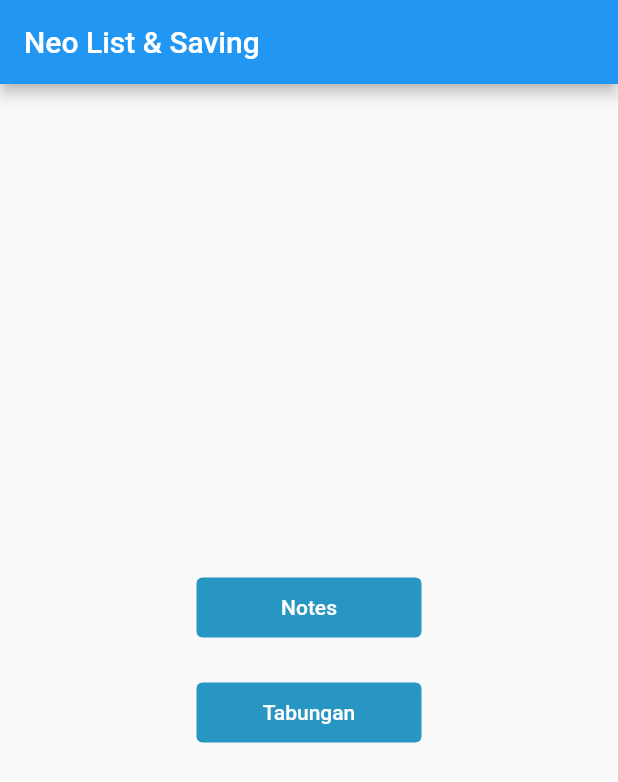
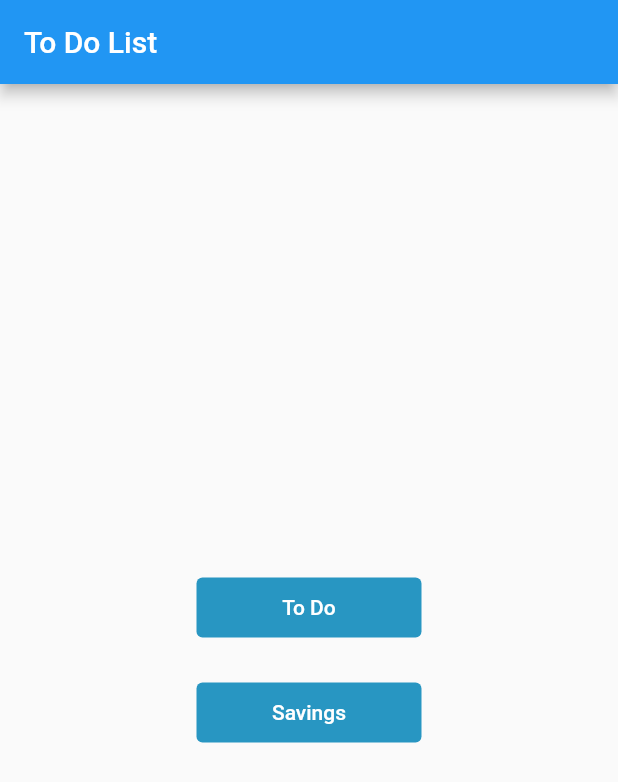
Before and after one commit to prayogaep/todolist_app_flutter, a Flutter app: the screen it shows after launch, on a phone screen of 412 x 824 dp. Shown: the top 782 px of the screen. Run offline on Flutter 3.47's test engine with Material 2 defaults, Android fonts, the phone set to English and light mode, and no system bars.

Commit message:
Edit MainPage

```diff
--- a/lib/main_page.dart
+++ b/lib/main_page.dart
@@ -7,19 +7,19 @@ class MainPage extends StatelessWidget {
   @override
   Widget build(BuildContext context) {
     return Scaffold(
-      appBar: AppBar(title: Text('Neo List & Saving')),
+      appBar: AppBar(title: const Text('To Do List')),
       body: Center(
         child: Column(
           mainAxisAlignment: MainAxisAlignment.center,
           children: [
-            Container(
+            SizedBox(
               width: 150,
               height: 40,
               child: TextButton(
                 style: TextButton.styleFrom(
-                    backgroundColor: Color.fromARGB(255, 40, 150, 194)),
-                child: Text(
-                  'Notes',
+                    backgroundColor: const Color.fromARGB(255, 40, 150, 194)),
+                child: const Text(
+                  'To Do',
                   style: TextStyle(color: Colors.white),
                 ),
                 onPressed: () {
@@ -29,18 +29,18 @@ class MainPage extends StatelessWidget {
                 },
               ),
             ),
-            Padding(
+            const Padding(
                 padding: EdgeInsets.only(
               top: 30,
             )),
-            Container(
+            SizedBox(
               width: 150,
               height: 40,
               child: TextButton(
                 style: TextButton.styleFrom(
                     backgroundColor: Color.fromARGB(255, 40, 150, 194)),
-                child: Text(
-                  'Tabungan',
+                child: const Text(
+                  'Savings',
                   style: TextStyle(color: Colors.white),
                 ),
                 onPressed: () {
```
